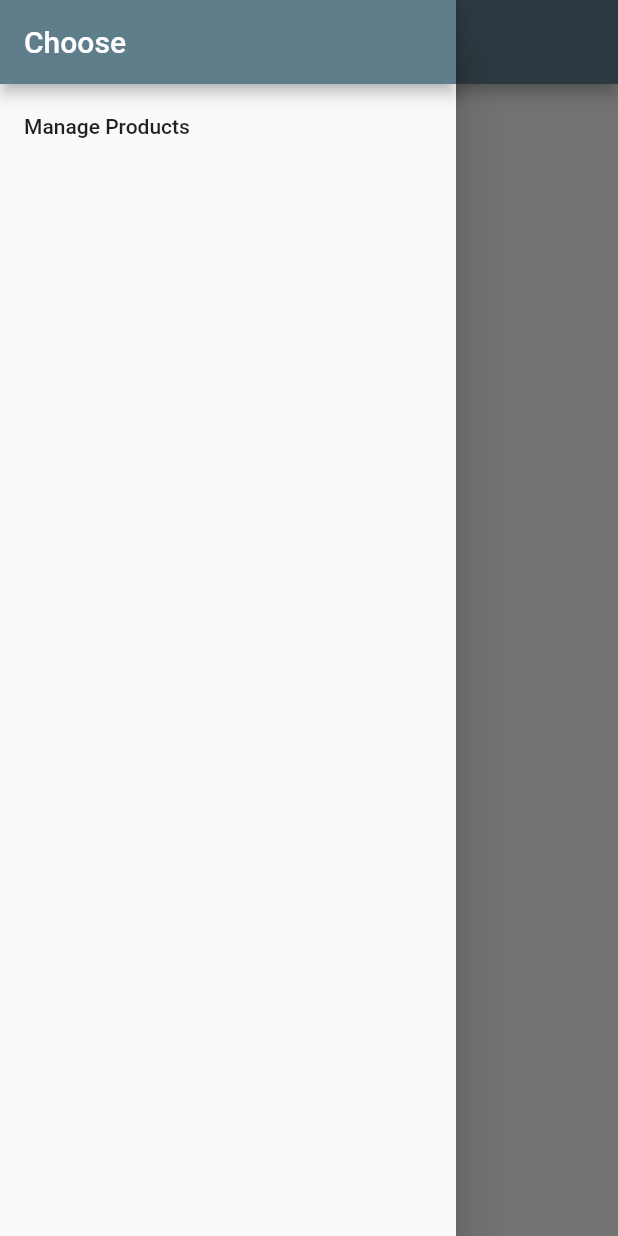
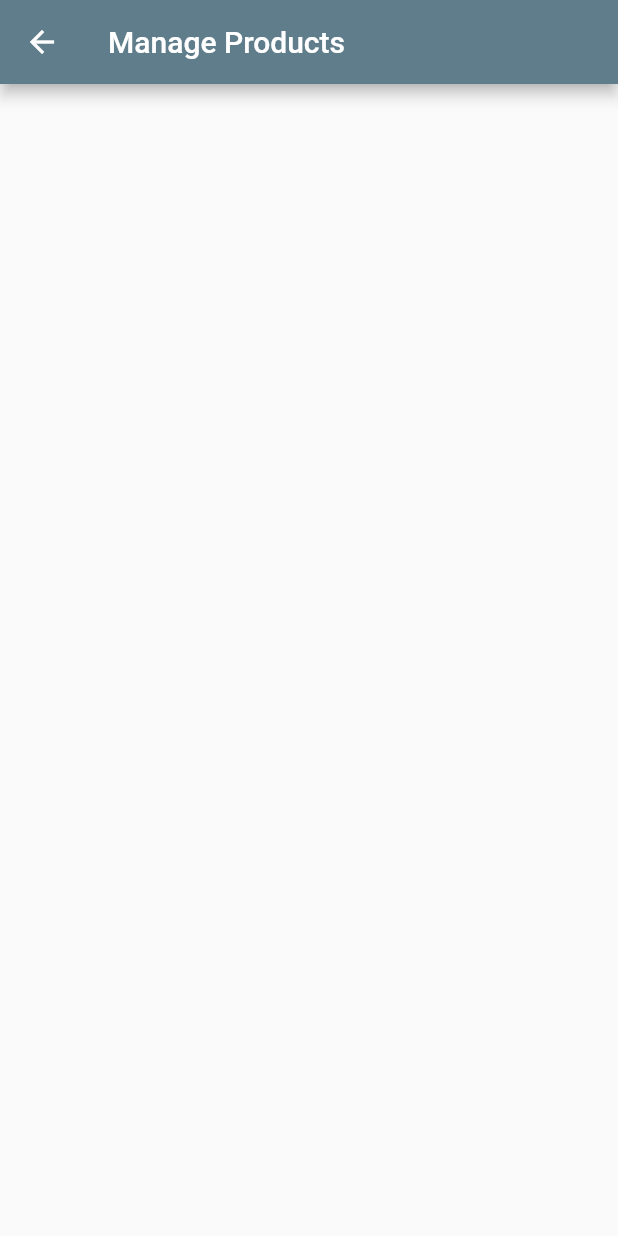
Before and after one commit to uzairnz/flutter_course, a Flutter app: the ProductsPage screen opened directly, in the side drawer, after a tap on "Manage Products", on a phone screen of 412 x 824 dp. Run offline on Flutter 3.47's test engine with Material 2 defaults, Android fonts, the phone set to English and light mode, and no system bars.

Commit message:
Manage Products Page Added

```diff
--- /dev/null
+++ b/lib/pages/manage_products.dart
@@ -0,0 +1,14 @@
+import 'package:flutter/material.dart';
+
+class ManageProducts extends StatelessWidget {
+
+@override
+  Widget build(BuildContext context) {
+    return Scaffold(
+      appBar: AppBar(
+        title: Text('Manage Products'),
+      ),
+    );
+  }
+
+}
--- a/lib/pages/products.dart
+++ b/lib/pages/products.dart
@@ -1,5 +1,6 @@
 import 'package:flutter/material.dart';
 import '../products_manager.dart';
+import './manage_products.dart';
 
 class ProductsPage extends StatelessWidget {
   @override
@@ -14,7 +15,7 @@ class ProductsPage extends StatelessWidget {
             ),
             ListTile(
               title: Text('Manage Products'),
-              onTap: () {},
+              onTap: () { Navigator.pushReplacement(context, MaterialPageRoute(builder: (BuildContext context) => ManageProducts()),);},
             )
           ],
         ),
```
